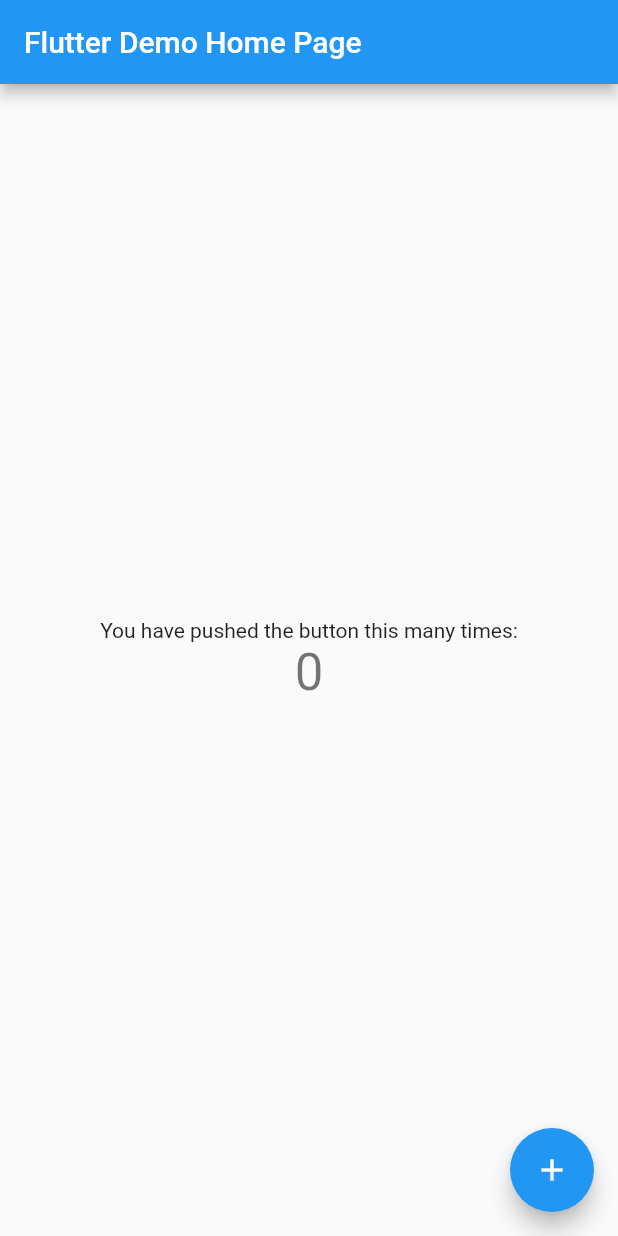
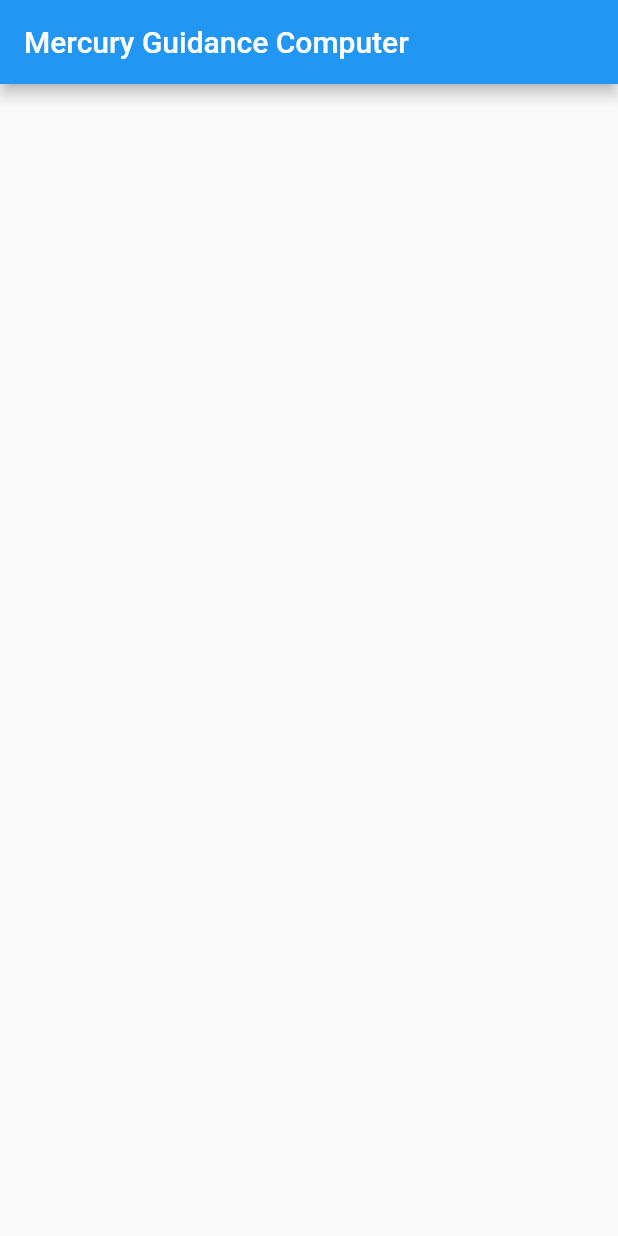
Before and after one commit to chiemsee-computer-club/mercury-guidance-computer, a Flutter app: the screen it shows after launch, on a phone screen of 412 x 824 dp. Run offline on Flutter 3.47's test engine with Material 2 defaults, Android fonts, the phone set to English and light mode, and no system bars; our stand-ins replace bloc, fluro, flutter_bloc, get_it, shared_preferences.

Commit message:
Basic project structure

```diff
--- /dev/null
+++ b/lib/config/routes/export.dart
@@ -0,0 +1,2 @@
+export 'routes.dart';
+export 'routes_config.dart';
--- /dev/null
+++ b/lib/config/routes/routes.dart
@@ -0,0 +1,16 @@
+import 'package:fluro/fluro.dart';
+import 'package:flutter/material.dart';
+import 'package:mercury_guidance_computer/config/routes/routes_handler.dart';
+
+class Routes {
+  static const NEW_RATING = '/';
+
+  static void configureRoutes(FluroRouter router) {
+    router.notFoundHandler = Handler(
+        handlerFunc: (BuildContext? context, Map<String, List<String>> params) {
+      print("ROUTE WAS NOT FOUND !!!");
+      return;
+    });
+    router.define(NEW_RATING, handler: homeHandler, transitionType: TransitionType.cupertino);
+  }
+}
--- /dev/null
+++ b/lib/config/routes/routes_config.dart
@@ -0,0 +1,15 @@
+import 'package:fluro/fluro.dart';
+import 'package:mercury_guidance_computer/config/routes/routes.dart';
+
+class RoutesConfig {
+  static FluroRouter? _router;
+
+  static FluroRouter get ROUTER {
+    if (_router == null) {
+      _router = FluroRouter();
+      Routes.configureRoutes(_router!);
+    }
+
+    return _router!;
+  }
+}
--- /dev/null
+++ b/lib/config/routes/routes_handler.dart
@@ -0,0 +1,4 @@
+import 'package:fluro/fluro.dart';
+import 'package:mercury_guidance_computer/screens/export.dart';
+
+var homeHandler = Handler(handlerFunc: (context, params) => const HomeScreen());
--- /dev/null
+++ b/lib/config/theme/bloc/theme_bloc.dart
@@ -0,0 +1,31 @@
+import 'package:bloc/bloc.dart';
+import 'package:flutter/material.dart';
+import 'package:mercury_guidance_computer/constants/app_constants.dart';
+import 'package:mercury_guidance_computer/services/local_storage_service.dart';
+import 'package:mercury_guidance_computer/startup.dart';
+import 'package:meta/meta.dart';
+
+import '../export.dart';
+
+part 'theme_event.dart';
+part 'theme_state.dart';
+
+class ThemeBloc extends Bloc<ThemeEvent, ThemeState> {
+  ThemeBloc() : super(ThemeInitial()) {
+    on<ThemeEventInitial>(_onThemeEventIntital);
+    on<ThemeEventUpdate>(_onThemeEventUpdate);
+  }
+
+  _onThemeEventIntital(ThemeEventInitial event, Emitter<ThemeState> emit) async {
+    var localStorageService = await getIt.getAsync<LocalStorageService>();
+    var appTheme = localStorageService.theme;
+    emit(ThemeState(appTheme: appTheme));
+  }
+
+  _onThemeEventUpdate(ThemeEventUpdate event, Emitter<ThemeState> emit) async {
+    var localStorageService = await getIt.getAsync<LocalStorageService>();
+    var appTheme = event.theme;
+    localStorageService.theme = appTheme;
+    emit(ThemeState(appTheme: appTheme));
+  }
+}
--- /dev/null
+++ b/lib/config/theme/bloc/theme_event.dart
@@ -0,0 +1,17 @@
+part of 'theme_bloc.dart';
+
+@immutable
+abstract class ThemeEvent {
+  const ThemeEvent();
+}
+
+class ThemeEventInitial extends ThemeEvent { }
+
+class ThemeEventUpdate extends ThemeEvent {
+  final AppTheme theme;
+
+  const ThemeEventUpdate({required this.theme});
+
+  @override
+  List<Object> get props => [theme];
+}
--- /dev/null
+++ b/lib/config/theme/bloc/theme_state.dart
@@ -0,0 +1,15 @@
+part of 'theme_bloc.dart';
+
+@immutable
+class ThemeState {
+  ThemeData? themeData;
+  final AppTheme appTheme;
+
+  ThemeState({required this.appTheme}) {
+    themeData = themeConfigs[appTheme];
+  }
+}
+
+class ThemeInitial extends ThemeState {
+  ThemeInitial() : super(appTheme: AppConstants.DEFAULT_THEME);
+}
--- /dev/null
+++ b/lib/config/theme/export.dart
@@ -0,0 +1,2 @@
+export 'bloc/theme_bloc.dart';
+export 'theme_config.dart';
--- /dev/null
+++ b/lib/config/theme/theme_config.dart
@@ -0,0 +1,8 @@
+import 'package:flutter/material.dart';
+
+enum AppTheme { Dark, Light }
+
+final themeConfigs = {
+  AppTheme.Light: ThemeData.light(),
+  AppTheme.Dark: ThemeData.dark()
+};
--- /dev/null
+++ b/lib/constants/app_constants.dart
@@ -0,0 +1,5 @@
+import 'package:mercury_guidance_computer/config/theme/export.dart';
+
+class AppConstants {
+  static const AppTheme DEFAULT_THEME = AppTheme.Light;
+}
--- a/lib/main.dart
+++ b/lib/main.dart
@@ -1,115 +1,39 @@
 import 'package:flutter/material.dart';
+import 'package:mercury_guidance_computer/config/theme/export.dart';
+import 'package:mercury_guidance_computer/startup.dart';
+import 'package:flutter_bloc/flutter_bloc.dart';
+
+import 'config/routes/export.dart';
 
 void main() {
+  configureServices();
+
   runApp(const MyApp());
 }
 
 class MyApp extends StatelessWidget {
   const MyApp({super.key});
 
-  // This widget is the root of your application.
   @override
   Widget build(BuildContext context) {
-    return MaterialApp(
-      title: 'Flutter Demo',
-      theme: ThemeData(
-        // This is the theme of your application.
-        //
-        // Try running your application with "flutter run". You'll see the
-        // application has a blue toolbar. Then, without quitting the app, try
-        // changing the primarySwatch below to Colors.green and then invoke
-        // "hot reload" (press "r" in the console where you ran "flutter run",
-        // or simply save your changes to "hot reload" in a Flutter IDE).
-        // Notice that the counter didn't reset back to zero; the application
-        // is not restarted.
-        primarySwatch: Colors.blue,
+    return MultiBlocProvider(
+      providers: [
+        BlocProvider<ThemeBloc>(
+          create: (context) => ThemeBloc()
+            ..add(
+              ThemeEventInitial(),
+            ),
+        ),
+      ],
+      child: BlocBuilder<ThemeBloc, ThemeState>(
+        builder: (context, themeState) {
+          return MaterialApp(
+              title: 'Mercury Guidance Computer',
+              debugShowCheckedModeBanner: false,
+              theme: themeState.themeData,
+              onGenerateRoute: RoutesConfig.ROUTER.generator);
+        },
       ),
-      home: const MyHomePage(title: 'Flutter Demo Home Page'),
     );
   }
 }
-
-class MyHomePage extends StatefulWidget {
-  const MyHomePage({super.key, required this.title});
-
-  // This widget is the home page of your application. It is stateful, meaning
-  // that it has a State object (defined below) that contains fields that affect
-  // how it looks.
-
-  // This class is the configuration for the state. It holds the values (in this
-  // case the title) provided by the parent (in this case the App widget) and
-  // used by the build method of the State. Fields in a Widget subclass are
-  // always marked "final".
-
-  final String title;
-
-  @override
-  State<MyHomePage> createState() => _MyHomePageState();
-}
-
-class _MyHomePageState extends State<MyHomePage> {
-  int _counter = 0;
-
-  void _incrementCounter() {
-    setState(() {
-      // This call to setState tells the Flutter framework that something has
-      // changed in this State, which causes it to rerun the build method below
-      // so that the display can reflect the updated values. If we changed
-      // _counter without calling setState(), then the build method would not be
-      // called again, and so nothing would appear to happen.
-      _counter++;
-    });
-  }
-
-  @override
-  Widget build(BuildContext context) {
-    // This method is rerun every time setState is called, for instance as done
-    // by the _incrementCounter method above.
-    //
-    // The Flutter framework has been optimized to make rerunning build methods
-    // fast, so that you can just rebuild anything that needs updating rather
-    // than having to individually change instances of widgets.
-    return Scaffold(
-      appBar: AppBar(
-        // Here we take the value from the MyHomePage object that was created by
-        // the App.build method, and use it to set our appbar title.
-        title: Text(widget.title),
-      ),
-      body: Center(
-        // Center is a layout widget. It takes a single child and positions it
-        // in the middle of the parent.
-        child: Column(
-          // Column is also a layout widget. It takes a list of children and
-          // arranges them vertically. By default, it sizes itself to fit its
-          // children horizontally, and tries to be as tall as its parent.
-          //
-          // Invoke "debug painting" (press "p" in the console, choose the
-          // "Toggle Debug Paint" action from the Flutter Inspector in Android
-          // Studio, or the "Toggle Debug Paint" command in Visual Studio Code)
-          // to see the wireframe for each widget.
-          //
-          // Column has various properties to control how it sizes itself and
-          // how it positions its children. Here we use mainAxisAlignment to
-          // center the children vertically; the main axis here is the vertical
-          // axis because Columns are vertical (the cross axis would be
-          // horizontal).
-          mainAxisAlignment: MainAxisAlignment.center,
-          children: <Widget>[
-            const Text(
-              'You have pushed the button this many times:',
-            ),
-            Text(
-              '$_counter',
-              style: Theme.of(context).textTheme.headlineMedium,
-            ),
-          ],
-        ),
-      ),
-      floatingActionButton: FloatingActionButton(
-        onPressed: _incrementCounter,
-        tooltip: 'Increment',
-        child: const Icon(Icons.add),
-      ), // This trailing comma makes auto-formatting nicer for build methods.
-    );
-  }
-}
--- /dev/null
+++ b/lib/screens/export.dart
@@ -0,0 +1 @@
+export './home/home_screen.dart';
--- /dev/null
+++ b/lib/screens/home/home_screen.dart
@@ -0,0 +1,16 @@
+import 'package:flutter/material.dart';
+import 'package:flutter/src/widgets/framework.dart';
+import 'package:flutter/src/widgets/placeholder.dart';
+
+class HomeScreen extends StatelessWidget {
+  const HomeScreen({super.key});
+
+  @override
+  Widget build(BuildContext context) {
+    return Scaffold(
+      appBar: AppBar(
+        title: const Text("Mercury Guidance Computer"),
+      ),
+    );
+  }
+}
--- /dev/null
+++ b/lib/services/local_storage_service.dart
@@ -0,0 +1,21 @@
+import 'package:shared_preferences/shared_preferences.dart';
+
+import '../config/theme/theme_config.dart';
+import '../constants/app_constants.dart';
+
+class LocalStorageService {
+  late SharedPreferences _preferences;
+
+  Future<LocalStorageService> initAsync() async {
+    _preferences = await SharedPreferences.getInstance();
+    return this;
+  }
+  String? get langCode => _preferences.getString('lang_code');
+  set langCode(String? langCode) => _preferences.setString('lang_code', langCode!);
+
+  AppTheme get theme {
+    var theme = _preferences.getString('theme');
+    return  AppTheme.values.firstWhere((t) => t.toString() == theme, orElse: () =>  AppConstants.DEFAULT_THEME);
+  }
+  set theme(AppTheme theme) => _preferences.setString('theme', theme.toString());
+}
--- /dev/null
+++ b/lib/startup.dart
@@ -0,0 +1,8 @@
+import 'package:get_it/get_it.dart';
+import 'package:mercury_guidance_computer/services/local_storage_service.dart';
+
+final getIt = GetIt.instance;
+
+void configureServices() {
+  getIt.registerSingletonAsync<LocalStorageService>(() async => await LocalStorageService().initAsync());
+}
--- a/pubspec.yaml
+++ b/pubspec.yaml
@@ -35,6 +35,11 @@
   # The following adds the Cupertino Icons font to your application.
   # Use with the CupertinoIcons class for iOS style icons.
   cupertino_icons: ^1.0.2
+  flutter_bloc: ^8.1.2
+  bloc: ^8.1.1
+  get_it: ^7.2.0
+  fluro: ^2.0.5
+  shared_preferences: ^2.1.0
 
 dev_dependencies:
   flutter_test:
```
Also changed, not shown: pubspec.lock, 7 other files.
